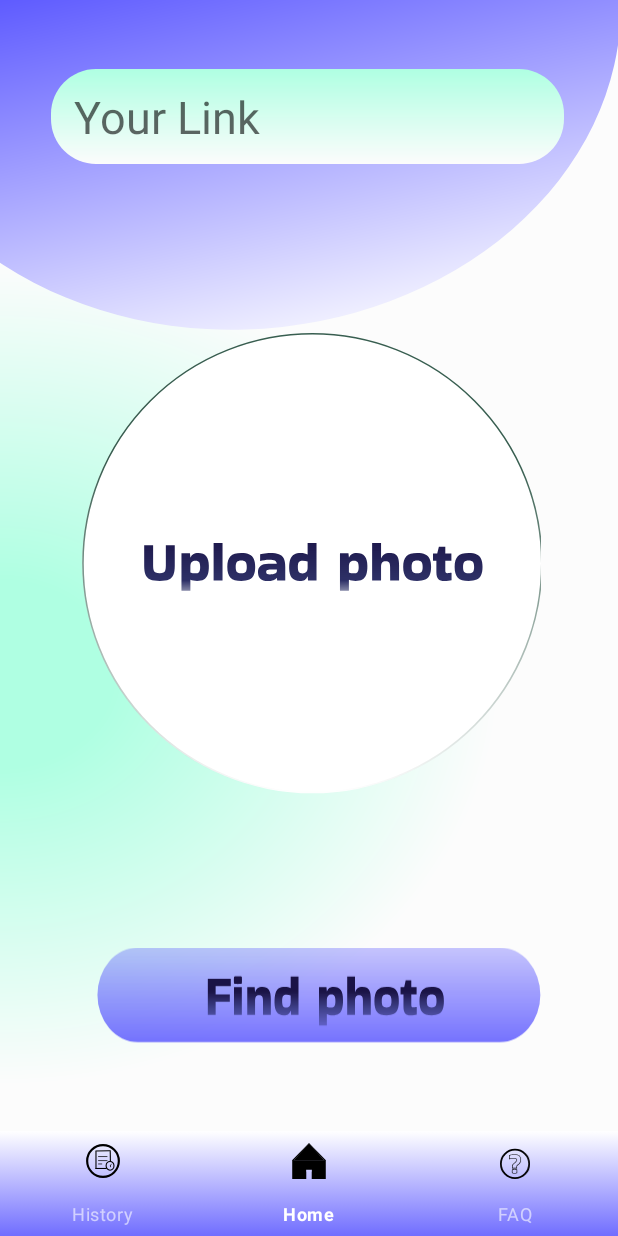
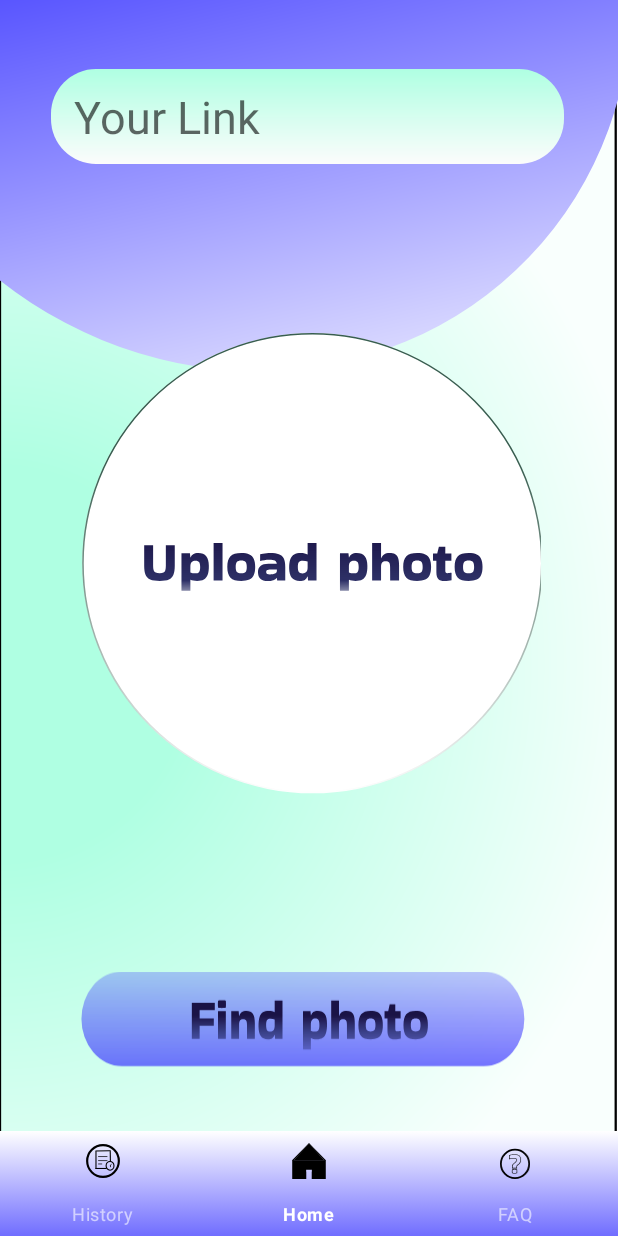
Before and after one commit to Tamada4a/find_yourself_in_the_photo, an Android app: the screen it shows after launch (Main), on a phone screen of 412 x 824 dp. Run offline under Robolectric (Android 15) with nearby library versions, the phone set to English and light mode, and no system bars; libraries missing offline, so code that uses them is left out: br.com.onimur, com.sealstudios.multiimageview; plain views replace MultiImageView; 3 statements that could not run were skipped.

Commit message:
Update fragment_home.xml

```diff
--- a/app/src/main/res/layout/fragment_home.xml
+++ b/app/src/main/res/layout/fragment_home.xml
@@ -4,7 +4,7 @@
     xmlns:tools="http://schemas.android.com/tools"
     android:layout_width="match_parent"
     android:layout_height="match_parent"
-    android:background="@drawable/home_background"
+    android:background="@drawable/home_back"
     tools:context=".Fragments.Home">
 
 
@@ -12,12 +12,9 @@
         android:id="@+id/start_button"
         android:layout_width="336dp"
         android:layout_height="wrap_content"
-        android:layout_alignParentEnd="true"
         android:layout_alignParentBottom="true"
         android:layout_centerHorizontal="true"
-        android:layout_marginTop="430dp"
-        android:layout_marginEnd="27dp"
-        android:layout_marginBottom="46dp"
+        android:layout_marginBottom="30dp"
         android:background="@null"
         android:scaleType="fitCenter"
         android:src="@drawable/start_button" />
```
Lines whose indentation alone changed are shown as unchanged.
